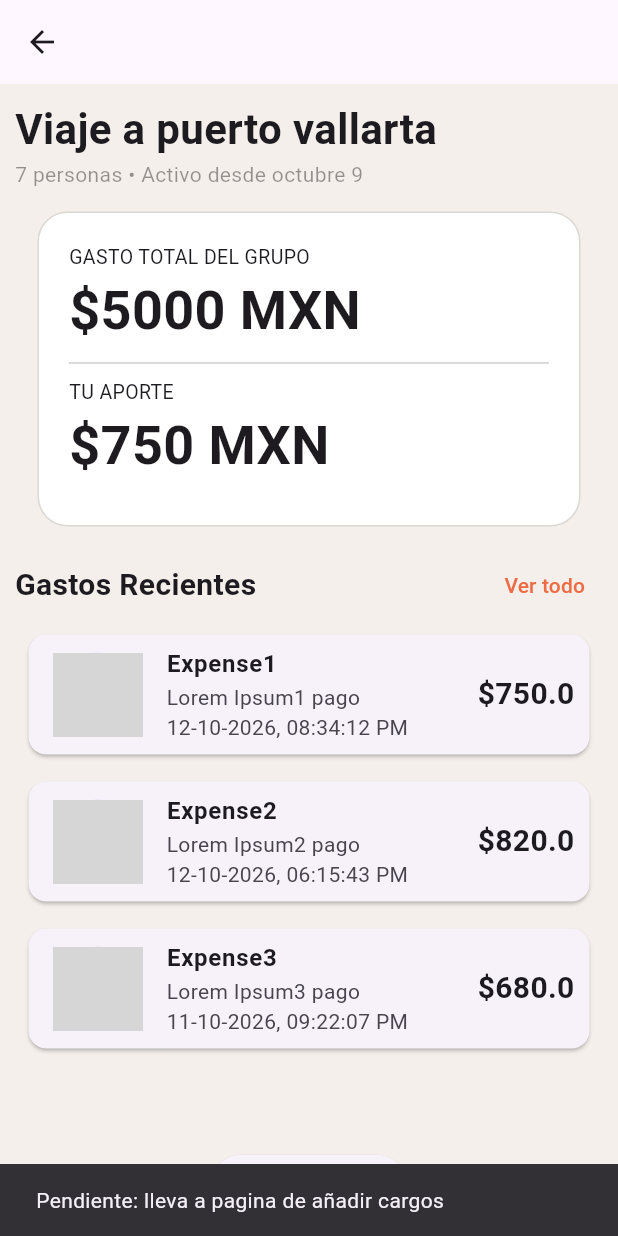
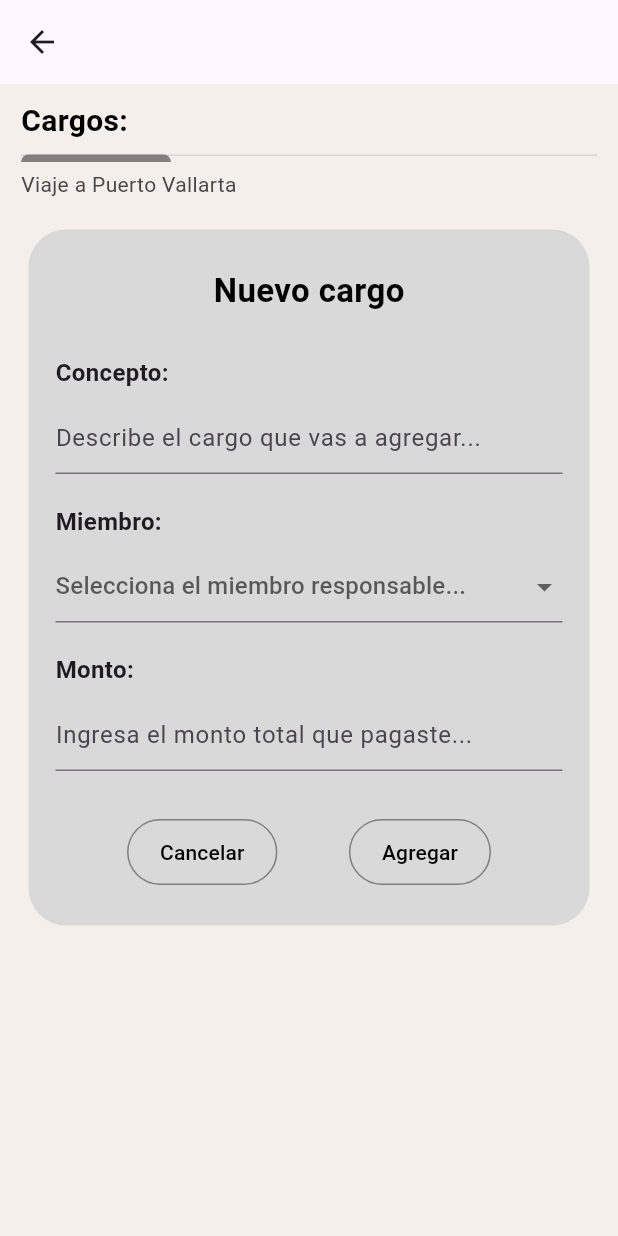
Before and after one commit to contrererick-ids/check-me-project, a Flutter app: the ActivityDetails screen opened directly with sample values from the repository, after a tap on "Añadir Cargo", on a phone screen of 412 x 824 dp. Run offline on Flutter 3.47's test engine with Material 3 defaults, Android fonts, the phone set to English and light mode, and no system bars; network calls fail; grey boxes are pictures that could not be loaded.

Commit message:
screen agregar nuevo cargo

```diff
--- a/lib/main.dart
+++ b/lib/main.dart
@@ -1,5 +1,5 @@
 import 'package:flutter/material.dart';
-import 'package:proyecto_entrega1/screens/nav.dart';
+//import 'package:proyecto_entrega1/screens/nav.dart';
 import 'package:intl/date_symbol_data_local.dart';
 import 'package:proyecto_entrega1/screens/login.dart';
 
--- a/lib/screens/activity_details.dart
+++ b/lib/screens/activity_details.dart
@@ -4,6 +4,7 @@ import 'package:proyecto_entrega1/models/expense.dart';
 import 'package:proyecto_entrega1/data/dummy_data.dart';
 import 'package:proyecto_entrega1/widgets/expense_item.dart';
 import 'package:intl/intl.dart';
+import 'package:proyecto_entrega1/screens/new_bill.dart';
 
 class ActivityDetails extends StatelessWidget {
   ActivityDetails({super.key, required this.trip});
@@ -76,11 +77,14 @@ class ActivityDetails extends StatelessWidget {
               child: ExpenseCollapsible(expenses: tripExpenses.toList()),
             ),
             ElevatedButton(
-              onPressed: () => ScaffoldMessenger.of(context).showSnackBar(
-                const SnackBar(
-                  content: Text('Pendiente: lleva a pagina de añadir cargos'),
-                ),
-              ),
+              onPressed: () {
+                Navigator.push(
+                  context,
+                  MaterialPageRoute(
+                    builder: (context) => const NuevoCargoScreen(),
+                  ),
+                );
+              },
               child: const Text("Añadir Cargo"),
             ),
           ],
--- a/lib/screens/home.dart
+++ b/lib/screens/home.dart
@@ -3,7 +3,7 @@ import 'package:intl/intl.dart';
 import 'package:proyecto_entrega1/models/trip.dart';
 import 'package:proyecto_entrega1/data/dummy_data.dart';
 import 'package:proyecto_entrega1/screens/activity_details.dart';
-import 'package:proyecto_entrega1/widgets/sidebar_drawer.dart'; // ajusta la ruta
+import 'package:proyecto_entrega1/widgets/sidebar_drawer.dart';
 
 class HomePage extends StatefulWidget {
   const HomePage({super.key});
@@ -42,7 +42,6 @@ class _HomePageState extends State<HomePage> {
     if (title == null || title.isEmpty) return;
 
     setState(() {
-      // Ajusta los parámetros al constructor real de Trip
       trips.add(
         Trip(
           id: DateTime.now().millisecondsSinceEpoch.toString(),
--- /dev/null
+++ b/lib/screens/new_bill.dart
@@ -0,0 +1,256 @@
+
+import 'package:flutter/material.dart';
+import 'package:proyecto_entrega1/data/dummy_data.dart';
+
+class NuevoCargoScreen extends StatefulWidget {
+  const NuevoCargoScreen({super.key});
+
+  @override
+  State<NuevoCargoScreen> createState() => _NuevoCargoScreenState();
+}
+
+class _NuevoCargoScreenState extends State<NuevoCargoScreen> {
+  final TextEditingController _conceptoController =
+      TextEditingController();
+
+  final TextEditingController _montoController =
+      TextEditingController();
+
+  String? _miembroSeleccionado;
+
+  @override
+  void dispose() {
+    _conceptoController.dispose();
+    _montoController.dispose();
+    super.dispose();
+  }
+
+  void _cancelar() {
+    Navigator.pop(context);
+  }
+
+  void _agregarCargo() {
+    ScaffoldMessenger.of(context).showSnackBar(
+      const SnackBar(
+        content: Text(
+          'Próximamente: función para agregar cargos',
+        ),
+      ),
+    );
+
+    Navigator.pop(context);
+  }
+
+  @override
+  Widget build(BuildContext context) {
+    return Scaffold(
+      backgroundColor: const Color.fromARGB(255, 244, 239, 234),
+
+      // AppBar con el estilo de la aplicacion
+      appBar: AppBar(),
+
+      body: ListView(
+        padding: const EdgeInsets.symmetric(
+          horizontal: 14,
+          vertical: 10,
+        ),
+        children: [
+
+
+          // Titulo de la seccion
+          const Text(
+            'Cargos:',
+            style: TextStyle(
+              fontSize: 20,
+              fontWeight: FontWeight.bold,
+              color: Colors.black,
+            ),
+          ),
+
+          const SizedBox(height: 8),
+
+          // Indicador de pestaña
+          Stack(
+            children: [
+              Container(
+                height: 1,
+                color: const Color(0xFFD6D6D6),
+              ),
+              Container(
+                width: 100,
+                height: 5,
+                decoration: const BoxDecoration(
+                  color: Color(0xFF808080),
+                  borderRadius: BorderRadius.vertical(
+                    top: Radius.circular(8),
+                  ),
+                ),
+              ),
+            ],
+          ),
+
+          const SizedBox(height: 5),
+
+           // Nombre del viaje
+          const Text(
+            'Viaje a Puerto Vallarta',
+            style: TextStyle(
+              fontSize: 14,
+              color: Color.fromARGB(255, 72, 72, 72),
+            ),
+          ),
+
+          const SizedBox(height: 20),
+
+          // Formulario
+          Container(
+            margin: const EdgeInsets.symmetric(horizontal: 5),
+            padding: const EdgeInsets.fromLTRB(18, 25, 18, 25),
+            decoration: BoxDecoration(
+              color: const Color(0xFFD9D9D9),
+              borderRadius: BorderRadius.circular(25),
+            ),
+            child: Column(
+              crossAxisAlignment: CrossAxisAlignment.start,
+              children: [
+                const Center(
+                  child: Text(
+                    'Nuevo cargo',
+                    style: TextStyle(
+                      fontSize: 22,
+                      fontWeight: FontWeight.bold,
+                      color: Colors.black,
+                    ),
+                  ),
+                ),
+
+                const SizedBox(height: 28),
+
+                // Concepto
+                const Text(
+                  'Concepto:',
+                  style: TextStyle(
+                    fontSize: 16,
+                    fontWeight: FontWeight.w600,
+                  ),
+                ),
+
+                const SizedBox(height: 8),
+
+                TextField(
+                  controller: _conceptoController,
+                  decoration: const InputDecoration(
+                    hintText: 'Describe el cargo que vas a agregar...',
+                  ),
+                ),
+
+                const SizedBox(height: 20),
+
+                // Miembro
+                const Text(
+                  'Miembro:',
+                  style: TextStyle(
+                    fontSize: 16,
+                    fontWeight: FontWeight.w600,
+                  ),
+                ),
+
+                const SizedBox(height: 8),
+
+                DropdownButtonFormField<String>(
+                  value: _miembroSeleccionado,
+                  isExpanded: true,
+                  hint: const Text(
+                    'Selecciona el miembro responsable...',
+                  ),
+                  items: amigosGrupoDummy.map((amigo) {
+                    final nombre = amigo['nombre']!;
+
+                    return DropdownMenuItem<String>(
+                      value: nombre,
+                      child: Text(
+                        nombre,
+                        overflow: TextOverflow.ellipsis,
+                      ),
+                    );
+                  }).toList(),
+                  onChanged: (valor) {
+                    setState(() {
+                      _miembroSeleccionado = valor;
+                    });
+                  },
+                ),
+
+                const SizedBox(height: 20),
+
+                // Monto
+                const Text(
+                  'Monto:',
+                  style: TextStyle(
+                    fontSize: 16,
+                    fontWeight: FontWeight.w600,
+                  ),
+                ),
+
+                const SizedBox(height: 8),
+
+                TextField(
+                  controller: _montoController,
+                  keyboardType:
+                      const TextInputType.numberWithOptions(
+                    decimal: true,
+                  ),
+                  decoration: const InputDecoration(
+                    hintText: 'Ingresa el monto total que pagaste...',
+                  ),
+                ),
+
+                const SizedBox(height: 30),
+
+                // Botones
+                Row(
+                  mainAxisAlignment: MainAxisAlignment.spaceEvenly,
+                  children: [
+                    OutlinedButton(
+                      onPressed: _cancelar,
+                      style: OutlinedButton.styleFrom(
+                        foregroundColor: Colors.black,
+                        side: const BorderSide(
+                          color: Color(0xFF808080),
+                        ),
+                        padding: const EdgeInsets.symmetric(
+                          horizontal: 22,
+                          vertical: 12,
+                        ),
+                        shape: const StadiumBorder(),
+                      ),
+                      child: const Text('Cancelar'),
+                    ),
+
+                    OutlinedButton(
+                      onPressed: _agregarCargo,
+                      style: OutlinedButton.styleFrom(
+                        foregroundColor: Colors.black,
+                        side: const BorderSide(
+                          color: Color(0xFF808080),
+                        ),
+                        padding: const EdgeInsets.symmetric(
+                          horizontal: 22,
+                          vertical: 12,
+                        ),
+                        shape: const StadiumBorder(),
+                      ),
+                      child: const Text('Agregar'),
+                    ),
+                  ],
+                ),
+              ],
+            ),
+          ),
+
+          const SizedBox(height: 25),
+        ],
+      ),
+    );
+  }
+}
```
